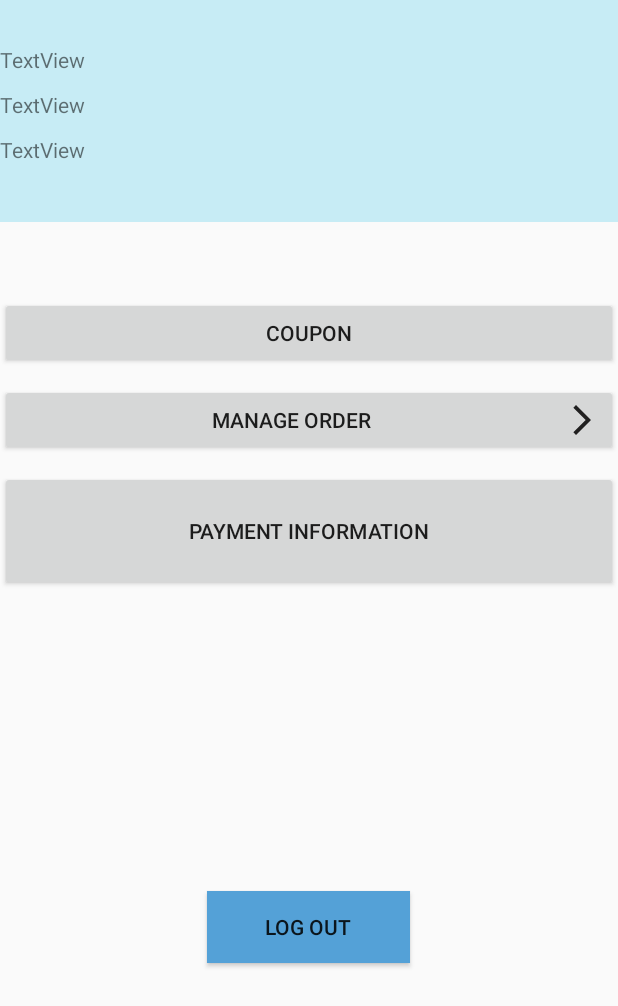
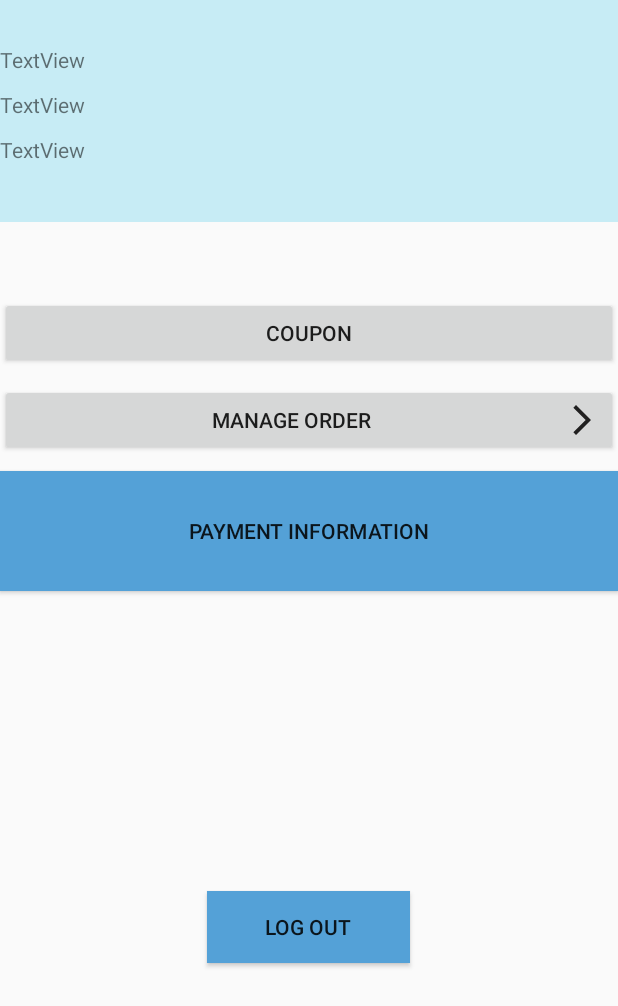
Before and after one commit to ttruongg/MoblieApp, an Android app: the ProfileActivity screen opened directly, with no data from a screen before it, on a phone screen of 412 x 824 dp. Shown: the top 1006 px of the screen. Run offline under Robolectric (Android 15) with nearby library versions, the phone set to English and light mode, and no system bars.

Commit message:
change button color

```diff
--- a/app/src/main/res/layout/activity_profile.xml
+++ b/app/src/main/res/layout/activity_profile.xml
@@ -81,7 +81,8 @@
             android:id="@+id/button5"
             android:layout_width="match_parent"
             android:layout_height="80dp"
-            android:text="Payment information" />
+            android:text="Payment information"
+            android:background="@color/second_blue"/>
 
         <Button
             android:id="@+id/button6"
```
